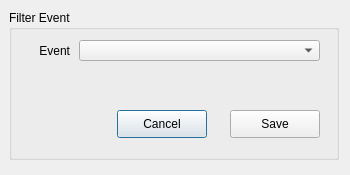
Above: eventFilter.ui from mikecv/etscrape before the change. Below: the same form after it.
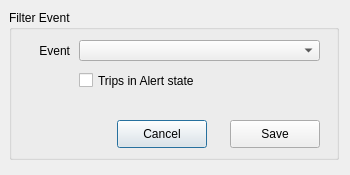
That is the form after the change.

Commit message:
Event filtering working.
Needs some refinement.
Needs help pages updated.

What changed in the file:
```diff
--- a/eventFilter.ui
+++ b/eventFilter.ui
@@ -91,7 +91,7 @@
     <property name="geometry">
      <rect>
       <x>108</x>
-      <y>100</y>
+      <y>110</y>
       <width>90</width>
       <height>28</height>
      </rect>
@@ -104,7 +104,7 @@
     <property name="geometry">
      <rect>
       <x>221</x>
-      <y>100</y>
+      <y>110</y>
       <width>90</width>
       <height>28</height>
      </rect>
@@ -116,6 +116,22 @@
      <string>Save</string>
     </property>
    </widget>
+   <widget class="QCheckBox" name="eventInAlertCB">
+    <property name="geometry">
+     <rect>
+      <x>70</x>
+      <y>60</y>
+      <width>241</width>
+      <height>21</height>
+     </rect>
+    </property>
+    <property name="layoutDirection">
+     <enum>Qt::LeftToRight</enum>
+    </property>
+    <property name="text">
+     <string>Trips in Alert state</string>
+    </property>
+   </widget>
   </widget>
  </widget>
  <resources/>
```
Left out of the diff: 3 changed lines with no effect on the pictures. The commit also changes 17 other files.
